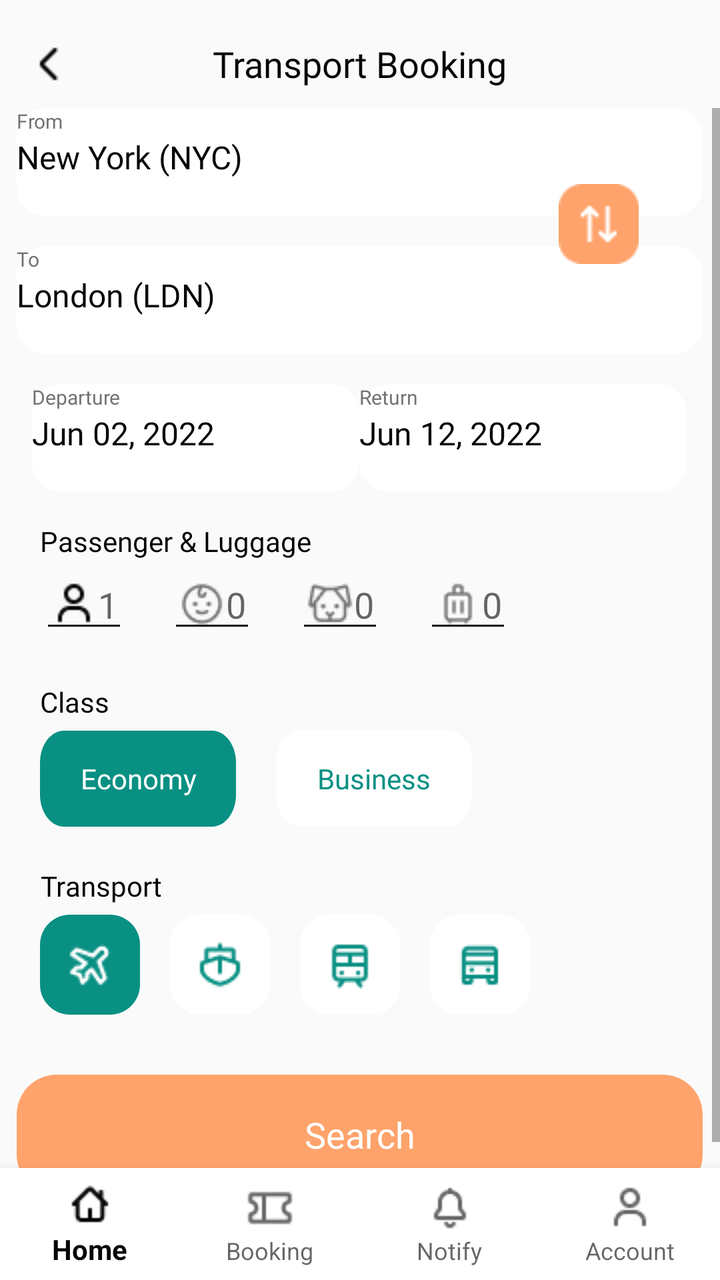
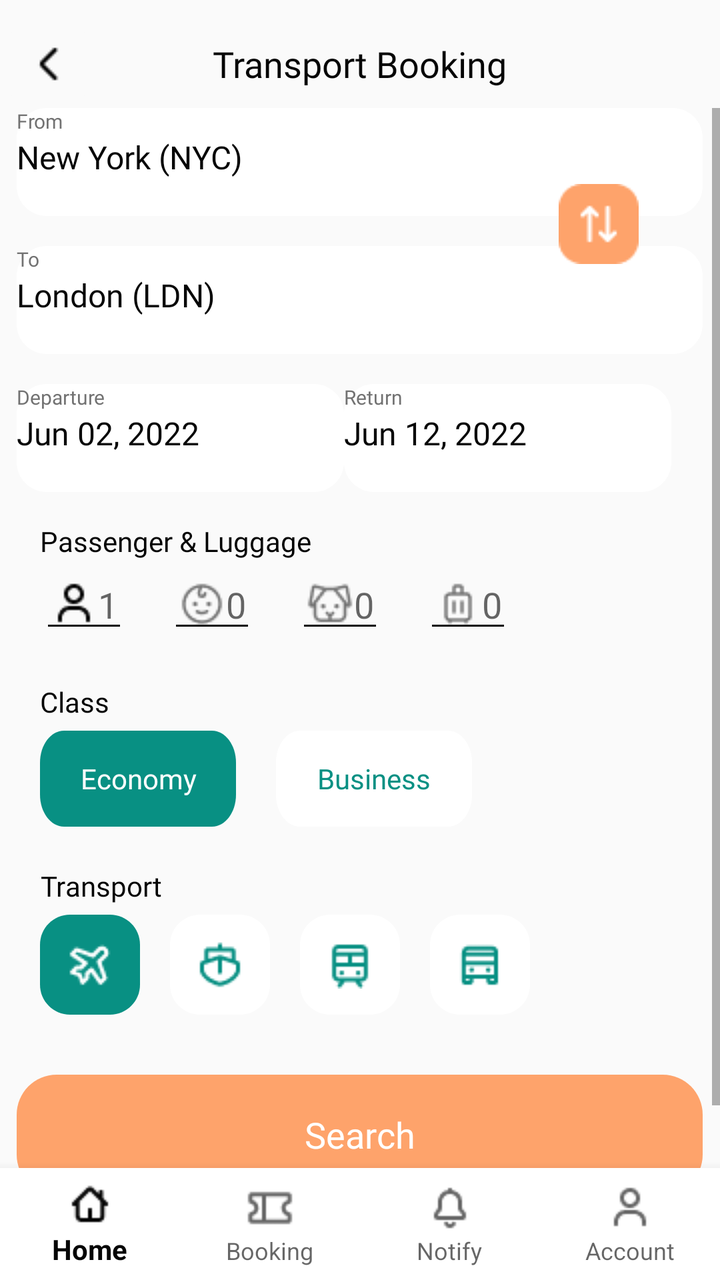

An Android layout rendered at two revisions. The XML below is the earlier revision; the diff shows what the commit changed to produce the second picture.
<!-- AndroidManifest.xml: application theme Theme.TravelApplication -->
<!-- res/layout/activity_transport_booking.xml -->
<?xml version="1.0" encoding="utf-8"?>
<RelativeLayout xmlns:android="http://schemas.android.com/apk/res/android"
    xmlns:tools="http://schemas.android.com/tools"
    xmlns:app="http://schemas.android.com/apk/res-auto"
    android:id="@+id/main"
    android:layout_width="match_parent"
    android:layout_height="match_parent"
    tools:context=".TransportBookingActivity">

    
    <RelativeLayout
        android:id="@+id/transportBookingNavBar"
        android:layout_width="match_parent"
        android:layout_height="wrap_content"
        android:layout_alignParentStart="true"
        android:layout_alignParentEnd="true"
        android:layout_marginTop="10dp">

        <ImageButton
            android:id="@+id/transport_booking_back_button"
            android:layout_width="wrap_content"
            android:layout_height="wrap_content"
            android:contentDescription="@string/back_button_app_bar"
            android:backgroundTint="@color/screen"
            android:src="@drawable/ic_chevron"/>

        <TextView
            android:id="@+id/transport_booking_title"
            android:layout_width="wrap_content"
            android:layout_height="wrap_content"
            android:layout_centerInParent="true"
            android:text="@string/transport_booking_title"
            android:fontFamily="@font/poppins_bold"
            android:textAppearance="@style/title" />
    </RelativeLayout>

    <ScrollView
        android:layout_width="match_parent"
        android:layout_height="wrap_content"
        android:layout_below="@+id/transportBookingNavBar"
        android:layout_above="@+id/transportBookingBottomNavigation">
        
        <RelativeLayout
            android:id="@+id/transportBookingContent"
            android:layout_width="match_parent"
            android:layout_height="wrap_content">

            
            <RelativeLayout
                android:id="@+id/flight_info_field"
                android:layout_width="wrap_content"
                android:layout_height="wrap_content"
                android:layout_centerHorizontal="true">
                
                <RelativeLayout
                    android:id="@+id/from_to_locations"
                    android:layout_width="wrap_content"
                    android:layout_height="wrap_content"
                    android:layout_centerHorizontal="true">

                    
                    <RelativeLayout
                        android:id="@+id/from_field"
                        android:layout_width="wrap_content"
                        android:layout_height="wrap_content"
                        android:background="@drawable/from_to_field">

                        <TextView
                            android:id="@+id/from_text"
                            android:layout_width="wrap_content"
                            android:layout_height="wrap_content"
                            android:text="@string/from"
                            android:textSize="10sp"
                            android:textColor="@color/text_secondary"
                            android:fontFamily="@font/poppins_light"
                            android:lineSpacingExtra="1sp"
                            android:translationY="-0.5sp" />

                        <TextView
                            android:id="@+id/from_location"
                            android:layout_width="wrap_content"
                            android:layout_height="wrap_content"
                            android:layout_below="@+id/from_text"
                            android:fontFamily="@font/poppins_medium"
                            android:lineSpacingExtra="-2sp"
                            android:text="@string/new_york"
                            android:textColor="@color/text_primary"
                            android:textSize="16sp" />

                    </RelativeLayout>

                    
                    <RelativeLayout
                        android:id="@+id/to_field"
                        android:layout_width="wrap_content"
                        android:layout_height="wrap_content"
                        android:background="@drawable/from_to_field"
                        android:layout_below="@+id/from_field"
                        android:layout_marginTop="15dp">

                        <TextView
                            android:id="@+id/to_text"
                            android:layout_width="wrap_content"
                            android:layout_height="wrap_content"
                            android:text="@string/to_text"
                            android:textSize="10sp"
                            android:textColor="@color/text_secondary"
                            android:fontFamily="@font/poppins_light"
                            android:lineSpacingExtra="1sp"
                            android:translationY="-0.5sp" />

                        <TextView
                            android:id="@+id/to_location"
                            android:layout_width="wrap_content"
                            android:layout_height="wrap_content"
                            android:layout_below="@+id/to_text"
                            android:fontFamily="@font/poppins_medium"
                            android:lineSpacingExtra="-2sp"
                            android:text="@string/london"
                            android:textColor="@color/text_primary"
                            android:textSize="16sp" />

                    </RelativeLayout>

                    
                    <ImageButton
                        android:id="@+id/button"
                        android:contentDescription="@string/button_switch_from_to_flight"
                        android:layout_width="40dp"
                        android:layout_height="40dp"
                        android:layout_alignParentStart="true"
                        android:layout_marginStart="271dp"
                        android:layout_alignParentTop="true"
                        android:layout_marginTop="38dp"
                        android:background="@drawable/ic_switch_from_to" />

                </RelativeLayout>

                
                <RelativeLayout
                    android:id="@+id/departure_return_field"
                    android:layout_width="wrap_content"
                    android:layout_height="wrap_content"
                    android:layout_below="@+id/from_to_locations"
                    android:layout_centerHorizontal="true"
                    android:layout_marginTop="15dp">

                    
                    <RelativeLayout
                        android:id="@+id/departure_field"
                        android:layout_width="wrap_content"
                        android:layout_height="wrap_content"
                        android:background="@drawable/depature_to_field">

                        
                        <TextView
                            android:id="@+id/depature_text"
                            android:layout_width="wrap_content"
                            android:layout_height="wrap_content"
                            android:text="@string/departure_text"
                            android:textSize="10sp"
                            android:textColor="@color/text_secondary"
                            android:fontFamily="@font/poppins_light"
                            android:lineSpacingExtra="1sp"
                            android:translationY="-0.5sp" />

                        
                        <TextView
                            android:id="@+id/departure_date"
                            android:layout_width="wrap_content"
                            android:layout_height="wrap_content"
                            android:layout_below="@+id/depature_text"
                            android:text="@string/June_02_2022"
                            android:textSize="16sp"
                            android:textColor="@color/text_primary"
                            android:fontFamily="@font/poppins_medium"
                            android:lineSpacingExtra="-2sp"
                            android:gravity="center" />

                    </RelativeLayout>

                    
                    <RelativeLayout
                        android:id="@+id/return_field"
                        android:layout_width="wrap_content"
                        android:layout_height="wrap_content"
                        android:background="@drawable/depature_to_field"
                        android:layout_toEndOf="@+id/departure_field">
                        
                        <TextView
                            android:id="@+id/return_text"
                            android:layout_width="wrap_content"
                            android:layout_height="wrap_content"
                            android:text="@string/return_text"
                            android:textSize="10sp"
                            android:textColor="@color/text_secondary"
                            android:fontFamily="@font/poppins_light"
                            android:lineSpacingExtra="1sp"
                            android:translationY="-0.5sp" />

                        
                        <TextView
                            android:id="@+id/return_date"
                            android:layout_width="wrap_content"
                            android:layout_height="wrap_content"
                            android:layout_below="@+id/return_text"
                            android:text="@string/June_12_2022"
                            android:textSize="16sp"
                            android:textColor="@color/text_primary"
                            android:fontFamily="@font/poppins_medium"
                            android:lineSpacingExtra="-2sp"
                            android:gravity="center" />

                    </RelativeLayout>

                </RelativeLayout>

            </RelativeLayout>

            
            <RelativeLayout
                android:id="@+id/passenger_luggage_field"
                android:layout_width="wrap_content"
                android:layout_height="wrap_content"
                android:layout_below="@+id/flight_info_field"
                android:layout_marginStart="20dp"
                android:layout_marginTop="15dp">

                
                <TextView
                    android:id="@+id/passenger_luggage_text"
                    android:layout_width="wrap_content"
                    android:layout_height="wrap_content"
                    android:text="@string/passenger_luggage_text"
                    android:textSize="14sp"
                    android:textColor="@color/text_primary"
                    android:fontFamily="@font/poppins_medium"
                    android:lineSpacingExtra="-1sp"
                    android:gravity="center_horizontal" />

                
                <RelativeLayout
                    android:id="@+id/passenger_luggage_editFields"
                    android:layout_width="wrap_content"
                    android:layout_height="wrap_content"
                    android:layout_below="@+id/passenger_luggage_text">

                    
                    <EditText
                        android:id="@+id/passenger_num_edit"
                        android:layout_width="wrap_content"
                        android:layout_height="wrap_content"
                        android:paddingStart="5dp"
                        android:paddingEnd="5dp"
                        android:layout_alignParentStart="true"
                        android:hint="@string/number_1"
                        android:importantForAutofill="no"
                        android:inputType="number"
                        android:drawableStart="@drawable/ic_account"
                        android:theme="@style/EditTextTheme"/>

                    
                    <EditText
                        android:id="@+id/baby_num_edit"
                        android:layout_width="wrap_content"
                        android:layout_height="wrap_content"
                        android:paddingStart="5dp"
                        android:paddingEnd="5dp"
                        android:layout_toEndOf="@+id/passenger_num_edit"
                        android:layout_marginStart="20dp"
                        android:hint="@string/number_0"
                        android:importantForAutofill="no"
                        android:inputType="number"
                        android:drawableStart="@drawable/ic_baby_num"
                        android:theme="@style/EditTextTheme"/>

                    
                    <EditText
                        android:id="@+id/pet_num_edit"
                        android:layout_width="wrap_content"
                        android:layout_height="wrap_content"
                        android:paddingStart="5dp"
                        android:paddingEnd="5dp"
                        android:layout_toEndOf="@+id/baby_num_edit"
                        android:layout_marginStart="20dp"
                        android:hint="@string/number_0"
                        android:importantForAutofill="no"
                        android:inputType="number"
                        android:drawableStart="@drawable/ic_pet_num"
                        android:theme="@style/EditTextTheme"/>

                    
                    <EditText
                        android:id="@+id/luggage_num_edit"
                        android:layout_width="wrap_content"
                        android:layout_height="wrap_content"
                        android:paddingStart="5dp"
                        android:paddingEnd="5dp"
                        android:layout_toEndOf="@+id/pet_num_edit"
                        android:layout_marginStart="20dp"
                        android:hint="@string/number_0"
                        android:importantForAutofill="no"
                        android:inputType="number"
                        android:drawableStart="@drawable/ic_luggage"
                        android:theme="@style/EditTextTheme"/>

                </RelativeLayout>

            </RelativeLayout>

            
            <RelativeLayout
                android:id="@+id/class_field"
                android:layout_width="wrap_content"
                android:layout_height="wrap_content"
                android:layout_below="@+id/passenger_luggage_field"
                android:layout_marginStart="20dp"
                android:layout_marginTop="15dp">

                
                <TextView
                    android:id="@+id/class_text"
                    android:layout_width="wrap_content"
                    android:layout_height="wrap_content"
                    android:paddingTop="5dp"
                    android:paddingBottom="5dp"
                    android:text="@string/class_text"
                    android:textSize="14sp"
                    android:textColor="@color/text_primary"
                    android:fontFamily="@font/poppins_medium"
                    android:lineSpacingExtra="-1sp"
                    android:gravity="center_horizontal|top"
                    android:layout_alignParentTop="true"/>

                
                <RelativeLayout
                    android:id="@+id/class_buttons_area"
                    android:layout_width="wrap_content"
                    android:layout_height="wrap_content"
                    android:layout_below="@+id/class_text">

                    
                    <Button
                        android:id="@+id/economy_class_button"
                        android:layout_width="wrap_content"
                        android:layout_height="wrap_content"
                        android:text="@string/economy"
                        android:textSize="14sp"
                        android:textColor="@color/white"
                        android:textAllCaps="false"
                        android:fontFamily="@font/poppins_medium"
                        android:backgroundTint="@color/green_500"
                        android:background="@drawable/class_button"/>

                    
                    <Button
                        android:id="@+id/business_class_button"
                        android:layout_width="wrap_content"
                        android:layout_height="wrap_content"
                        android:layout_toEndOf="@+id/economy_class_button"
                        android:layout_marginStart="20dp"
                        android:text="@string/business"
                        android:textSize="14sp"
                        android:textColor="@color/green_500"
                        android:textAllCaps="false"
                        android:fontFamily="@font/poppins_medium"
                        android:backgroundTint="@color/white"
                        android:background="@drawable/class_button"/>

                </RelativeLayout>

            </RelativeLayout>

            
            <RelativeLayout
                android:id="@+id/transport_field"
                android:layout_width="wrap_content"
                android:layout_height="wrap_content"
                android:layout_below="@+id/class_field"
                android:layout_marginStart="20dp"
                android:layout_marginTop="15dp">

                
                <TextView
                    android:id="@+id/transport_text"
                    android:layout_width="wrap_content"
                    android:layout_height="wrap_content"
                    android:paddingTop="5dp"
                    android:paddingBottom="5dp"
                    android:text="@string/transport_text"
                    android:textSize="14sp"
                    android:textColor="@color/text_primary"
                    android:fontFamily="@font/poppins_medium"
                    android:lineSpacingExtra="-1sp"
                    android:gravity="center_horizontal|top"
                    android:layout_alignParentTop="true"/>

                
                <RelativeLayout
                    android:id="@+id/transport_buttons_area"
                    android:layout_width="wrap_content"
                    android:layout_height="wrap_content"
                    android:layout_below="@+id/transport_text">

                    
                    <ImageButton
                        android:id="@+id/plane_option_button"
                        android:layout_width="wrap_content"
                        android:layout_height="wrap_content"
                        android:contentDescription="@string/transport_option_button"
                        android:background="@drawable/transport_button_selected"
                        android:src="@drawable/ic_airplane"
                        app:tint="@color/white" />

                    
                    <ImageButton
                        android:id="@+id/boat_option_button"
                        android:layout_width="wrap_content"
                        android:layout_height="wrap_content"
                        android:layout_toEndOf="@+id/plane_option_button"
                        android:layout_marginStart="15dp"
                        android:contentDescription="@string/transport_option_button"
                        android:background="@drawable/transport_button_normal"
                        android:src="@drawable/ic_boat"
                        app:tint="@color/green_500" />

                    <ImageButton
                        android:id="@+id/train_option_button"
                        android:layout_width="wrap_content"
                        android:layout_height="wrap_content"
                        android:layout_toEndOf="@+id/boat_option_button"
                        android:layout_marginStart="15dp"
                        android:contentDescription="@string/transport_option_button"
                        android:background="@drawable/transport_button_normal"
                        android:src="@drawable/ic_train"
                        app:tint="@color/green_500" />

                    <ImageButton
                        android:id="@+id/bus_option_button"
                        android:layout_width="wrap_content"
                        android:layout_height="wrap_content"
                        android:layout_toEndOf="@+id/train_option_button"
                        android:layout_marginStart="15dp"
                        android:contentDescription="@string/transport_option_button"
                        android:background="@drawable/transport_button_normal"
                        android:src="@drawable/ic_bus"
                        app:tint="@color/green_500" />

                </RelativeLayout>


            </RelativeLayout>

            
            <Button
                android:id="@+id/ticket_search_button"
                android:layout_width="wrap_content"
                android:layout_height="wrap_content"
                android:layout_below="@+id/transport_field"
                android:layout_centerHorizontal="true"
                android:layout_marginTop="30dp"
                android:text="@string/search"
                android:textColor="@color/white"
                android:textSize="18sp"
                android:textAllCaps="false"
                android:fontFamily="@font/poppins_bold"
                android:background="@drawable/ticket_search_button" />

            <View
                android:layout_width="match_parent"
                android:layout_height="300dp"/>
        </RelativeLayout>
    </ScrollView>

    
    <com.google.android.material.bottomnavigation.BottomNavigationView
        android:layout_width="wrap_content"
        android:layout_height="wrap_content"
        android:id="@+id/transportBookingBottomNavigation"
        app:labelVisibilityMode="labeled"
        android:background="@color/white"
        app:menu="@menu/bottom_menu"
        android:layout_alignParentBottom="true"
        android:layout_alignParentStart="true"
        android:layout_alignParentEnd="true"/>

</RelativeLayout>
<!-- resources referenced by this layout -->
<resources>
  <color name="green_500">#089083</color>
  <color name="screen">#FAFAFA</color>
  <color name="text_primary">#050505</color>
  <color name="text_secondary">#727272</color>
  <color name="white">#FFFFFFFF</color>
  <!-- drawable class_button (drawable) -->
  <?xml version="1.0" encoding="utf-8"?>
  
  <vector
      xmlns:android="http://schemas.android.com/apk/res/android"
      xmlns:aapt="http://schemas.android.com/aapt"
      android:width="98dp"
      android:height="36dp"
      android:viewportWidth="98"
      android:viewportHeight="36"
      >
      <group>
          <clip-path
              android:pathData="M12 0H86C92.6274 0 98 5.37258 98 12V24C98 30.6274 92.6274 36 86 36H12C5.37258 36 0 30.6274 0 24V12C0 5.37258 5.37258 0 12 0Z"
              />
          <path
              android:pathData="M0 0V36H98V0"
              android:fillColor="#FFFFFF"
              />
      </group>
  </vector>
  <!-- drawable depature_to_field (drawable) -->
  <?xml version="1.0" encoding="utf-8"?>
  
  <vector
      xmlns:android="http://schemas.android.com/apk/res/android"
      xmlns:aapt="http://schemas.android.com/aapt"
      android:width="163.5dp"
      android:height="54dp"
      android:viewportWidth="163.5"
      android:viewportHeight="54"
      >
      <group>
          <clip-path
              android:pathData="M15 0H148.5C156.784 0 163.5 6.71573 163.5 15V39C163.5 47.2843 156.784 54 148.5 54H15C6.71573 54 0 47.2843 0 39V15C0 6.71573 6.71573 0 15 0Z"
              />
          <path
              android:pathData="M0 0V54H163.5V0"
              android:fillColor="#FFFFFF"
              />
      </group>
  </vector>
  <string name="June_02_2022">Jun 02, 2022</string>
  <string name="June_12_2022">Jun 12, 2022</string>
  <string name="back_button_app_bar">Back</string>
  <string name="business">Business</string>
  <string name="button_switch_from_to_flight">Switch from to flight</string>
  <string name="class_text">Class</string>
  <string name="departure_text">Departure</string>
  <string name="economy">Economy</string>
  <string name="from">From</string>
  <string name="london">London (LDN)</string>
  <string name="new_york">New York (NYC)</string>
  <string name="number_0">0</string>
  <string name="number_1">1</string>
  <string name="passenger_luggage_text">Passenger &amp; Luggage</string>
  <string name="return_text">Return</string>
  <string name="search">Search</string>
  <string name="to_text">To</string>
  <string name="transport_booking_title">Transport Booking</string>
  <string name="transport_option_button">Transport option</string>
  <string name="transport_text">Transport</string>
  <style name="EditTextTheme" parent="Theme.AppCompat.Light.DarkActionBar">
          <item name="colorControlNormal">@color/text_primary</item>
          <item name="colorControlActivated">@color/green_500</item>
          <item name="colorControlHighlight">@color/green_500</item>
      </style>
  <style name="title">
          <item name="android:textSize">18sp</item>
          <item name="android:textColor">#050505</item>
      </style>
  <style name="Theme.TravelApplication" parent="Base.Theme.TravelApplication" />
  <style name="Base.Theme.TravelApplication" parent="Theme.AppCompat.DayNight.NoActionBar">
          
          <item name="colorPrimary">@color/text_primary</item>
          <item name="android:windowBackground">@color/screen</item>
          <item name="android:textColorPrimary">@color/text_primary</item>
          <item name="colorAccent">@color/green_500</item>
          
      </style>
  <!-- unchanged entries left out for length: 14 -->
</resources>

<!-- the commit's change to res/layout/activity_transport_booking.xml (unified diff, before → after) -->
@@ -34,23 +34,26 @@
             android:textAppearance="@style/title" />
     </RelativeLayout>
 
+    
     <ScrollView
         android:layout_width="match_parent"
         android:layout_height="wrap_content"
         android:layout_below="@+id/transportBookingNavBar"
         android:layout_above="@+id/transportBookingBottomNavigation">
         
-        <RelativeLayout
+        <LinearLayout
             android:id="@+id/transportBookingContent"
             android:layout_width="match_parent"
-            android:layout_height="wrap_content">
+            android:layout_height="wrap_content"
+            android:orientation="vertical"
+            android:paddingBottom="20dp">
 
             
             <RelativeLayout
                 android:id="@+id/flight_info_field"
                 android:layout_width="wrap_content"
                 android:layout_height="wrap_content"
-                android:layout_centerHorizontal="true">
+                android:layout_gravity="center_horizontal">
                 
                 <RelativeLayout
                     android:id="@+id/from_to_locations"
@@ -142,7 +145,6 @@
                     android:layout_width="wrap_content"
                     android:layout_height="wrap_content"
                     android:layout_below="@+id/from_to_locations"
-                    android:layout_centerHorizontal="true"
                     android:layout_marginTop="15dp">
 
                     
@@ -150,7 +152,7 @@
                         android:id="@+id/departure_field"
                         android:layout_width="wrap_content"
                         android:layout_height="wrap_content"
-                        android:background="@drawable/depature_to_field">
+                        android:background="@drawable/departure_to_field">
 
                         
                         <TextView
@@ -184,8 +186,8 @@
                         android:id="@+id/return_field"
                         android:layout_width="wrap_content"
                         android:layout_height="wrap_content"
-                        android:background="@drawable/depature_to_field"
-                        android:layout_toEndOf="@+id/departure_field">
+                        android:layout_toEndOf="@+id/departure_field"
+                        android:background="@drawable/departure_to_field">
                         
                         <TextView
                             android:id="@+id/return_text"
@@ -222,7 +224,6 @@
                 android:id="@+id/passenger_luggage_field"
                 android:layout_width="wrap_content"
                 android:layout_height="wrap_content"
-                android:layout_below="@+id/flight_info_field"
                 android:layout_marginStart="20dp"
                 android:layout_marginTop="15dp">
 
@@ -313,7 +314,6 @@
                 android:id="@+id/class_field"
                 android:layout_width="wrap_content"
                 android:layout_height="wrap_content"
-                android:layout_below="@+id/passenger_luggage_field"
                 android:layout_marginStart="20dp"
                 android:layout_marginTop="15dp">
 
@@ -456,9 +456,8 @@
                 android:id="@+id/ticket_search_button"
                 android:layout_width="wrap_content"
                 android:layout_height="wrap_content"
-                android:layout_below="@+id/transport_field"
-                android:layout_centerHorizontal="true"
                 android:layout_marginTop="30dp"
+                android:layout_gravity="center_horizontal"
                 android:text="@string/search"
                 android:textColor="@color/white"
                 android:textSize="18sp"
@@ -466,10 +465,7 @@
                 android:fontFamily="@font/poppins_bold"
                 android:background="@drawable/ticket_search_button" />
 
-            <View
-                android:layout_width="match_parent"
-                android:layout_height="300dp"/>
-        </RelativeLayout>
+        </LinearLayout>
     </ScrollView>
 
     
<!-- resource entries referenced after the edit -->
@@ -26,7 +26,7 @@
               />
       </group>
   </vector>
-  <!-- drawable depature_to_field (drawable) -->
+  <!-- drawable departure_to_field (drawable) -->
   <?xml version="1.0" encoding="utf-8"?>
   
   <vector
